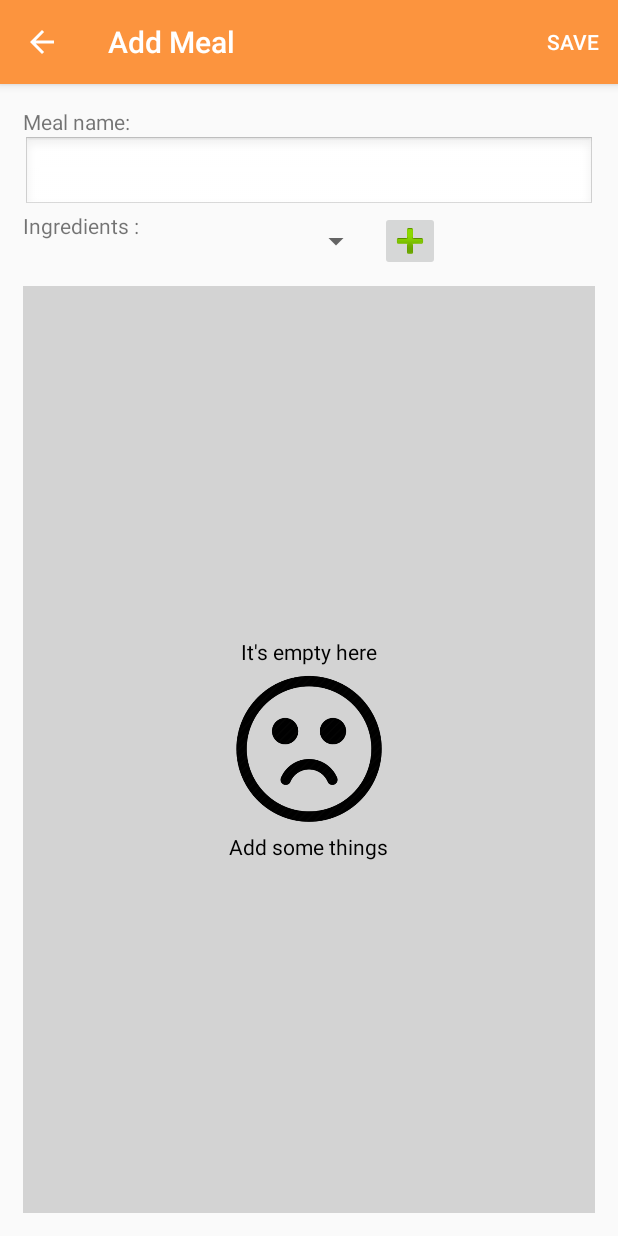
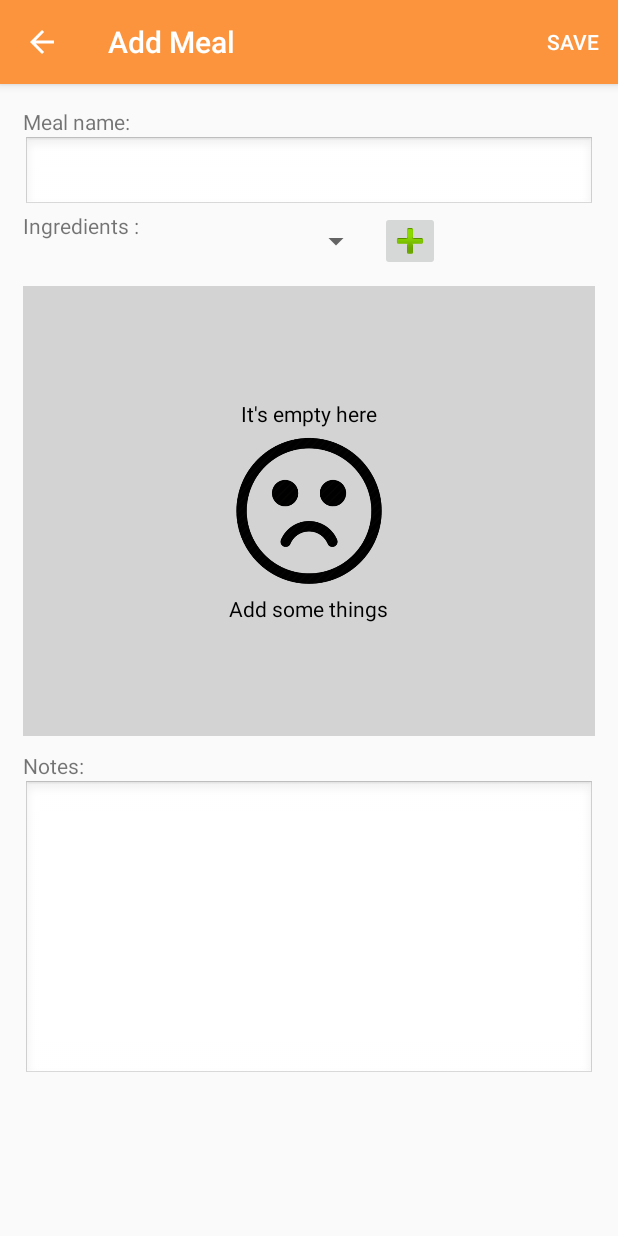
Before and after one commit to burkeblazer/efficientshopper, an Android app: the AddNewMealActivity screen opened directly, with no data from a screen before it, on a phone screen of 412 x 824 dp. Run offline under Robolectric (Android 15) with nearby library versions, the phone set to English and light mode, and no system bars.

Commit message:
- Added notes - Made sorting work on list - Added export to keep - Resized some rows so they weren't so large

```diff
--- a/app/src/main/java/bblazer/com/efficientshopper/AddNewMealActivity.java
+++ b/app/src/main/java/bblazer/com/efficientshopper/AddNewMealActivity.java
@@ -1,9 +1,7 @@
 package bblazer.com.efficientshopper;
 
-import android.app.Activity;
-import android.media.Image;
+import android.os.Bundle;
 import android.support.v7.app.AppCompatActivity;
-import android.os.Bundle;
 import android.support.v7.widget.Toolbar;
 import android.text.Editable;
 import android.text.TextWatcher;
@@ -33,6 +31,7 @@ public class AddNewMealActivity extends AppCompatActivity {
     private Spinner ingredientsSpinner;
     private ImageButton addIngredientButton;
     private RelativeLayout emptyView;
+    private EditText notes;
 
     public static Meal meal;
     public static EditMealsActivity activity;
@@ -73,6 +72,7 @@ public class AddNewMealActivity extends AppCompatActivity {
         ingredientsSpinner  = (Spinner)findViewById(R.id.ingredients_spinner);
         addIngredientButton = (ImageButton)findViewById(R.id.add_ingredients_button);
         emptyView           = (RelativeLayout)findViewById(R.id.empty_view);
+        notes               = (EditText)findViewById(R.id.notes);
 
         // Add a listener for the ingredient amount numberfield on change
         mealName.addTextChangedListener(new TextWatcher() {
@@ -84,6 +84,23 @@ public class AddNewMealActivity extends AppCompatActivity {
             @Override
             public void onTextChanged(CharSequence s, int start, int before, int count) {
                 meal.setName(s.toString());
+            }
+
+            @Override
+            public void afterTextChanged(Editable s) {
+
+            }
+        });
+
+        notes.addTextChangedListener(new TextWatcher() {
+            @Override
+            public void beforeTextChanged(CharSequence s, int start, int count, int after) {
+
+            }
+
+            @Override
+            public void onTextChanged(CharSequence s, int start, int before, int count) {
+                meal.setNotes(s.toString());
             }
 
             @Override
@@ -134,6 +151,7 @@ public class AddNewMealActivity extends AppCompatActivity {
 
     private void loadMealData() {
         mealName.setText(meal.getName());
+        notes.setText(meal.getNotes());
     }
 
     @Override
--- a/app/src/main/res/layout/activity_add_new_meal.xml
+++ b/app/src/main/res/layout/activity_add_new_meal.xml
@@ -23,9 +23,13 @@
 
     </android.support.design.widget.AppBarLayout>
 
+    <ScrollView
+        android:layout_marginTop="56dp"
+        android:layout_width="match_parent"
+        android:layout_height="match_parent">
+
         <LinearLayout
             android:padding="15dp"
-        android:layout_marginTop="56dp"
             android:layout_width="match_parent"
             android:layout_height="match_parent"
             android:orientation="vertical">
@@ -81,15 +85,16 @@
                 android:layout_height="match_parent">
 
                 <ListView
+                    android:nestedScrollingEnabled="true"
                     android:id="@+id/list_view"
                     android:layout_width="match_parent"
-                android:layout_height="match_parent"></ListView>
+                    android:layout_height="300dp"></ListView>
 
                 <RelativeLayout
                     android:id="@+id/empty_view"
                     android:background="#D3D3D3"
                     android:layout_width="match_parent"
-                android:layout_height="match_parent">
+                    android:layout_height="300dp">
 
                     <ImageView
                         android:id="@+id/sad_face"
@@ -120,6 +125,21 @@
 
             </RelativeLayout>
 
+            <TextView
+                android:layout_marginTop="10dp"
+                android:text="Notes:"
+                android:layout_width="match_parent"
+                android:layout_height="wrap_content" />
+
+            <EditText
+                android:id="@+id/notes"
+                android:layout_width="match_parent"
+                android:layout_height="200dp"
+                android:background="@android:drawable/edit_text"
+                android:hint=""/>
+
         </LinearLayout>
 
+    </ScrollView>
+
 </android.support.design.widget.CoordinatorLayout>
--- a/app/src/main/res/layout/activity_view_shopping_list.xml
+++ b/app/src/main/res/layout/activity_view_shopping_list.xml
@@ -49,6 +49,12 @@
                 android:layout_width="200dp"
                 android:layout_height="40dp"></Spinner>
 
+            <ImageButton
+                android:id="@+id/export_button"
+                android:src="@android:drawable/ic_menu_share"
+                android:layout_width="wrap_content"
+                android:layout_height="wrap_content" />
+
         </LinearLayout>
 
         <ListView
```
Also changed, not shown: app/src/main/java/bblazer/com/efficientshopper/AddNewStoreActivity.java (+37 -3 lines), app/src/main/java/bblazer/com/efficientshopper/EditPantryActivity.java (+6 -1 lines), app/src/main/java/bblazer/com/efficientshopper/ViewShoppingListActivity.java (+45 -8 lines), app/src/main/java/bblazer/com/efficientshopper/meal/Meal.java (+33 -1 lines), app/src/main/java/bblazer/com/efficientshopper/meal/MealAdapter.java (+10 -0 lines), app/src/main/res/layout/activity_add_new_store.xml (+8 -0 lines), app/src/main/res/layout/ingredient_row.xml (+21 -25 lines), app/src/main/res/layout/meal_row.xml (+18 -7 lines). Lines whose indentation alone changed are shown as unchanged.
